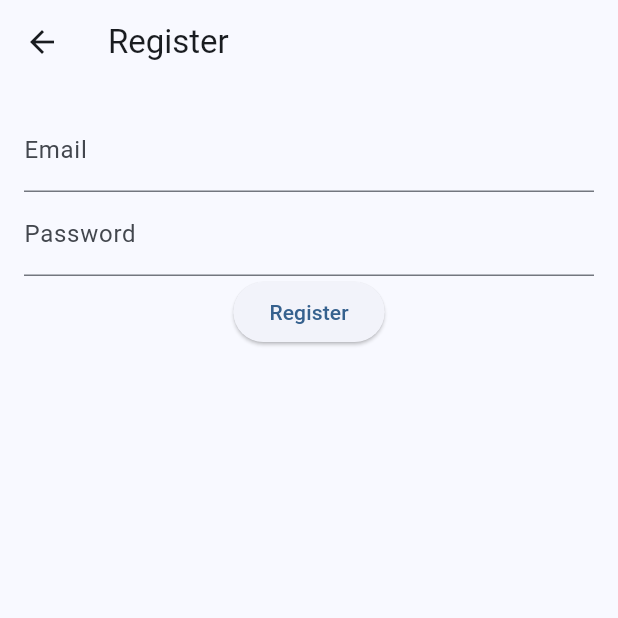
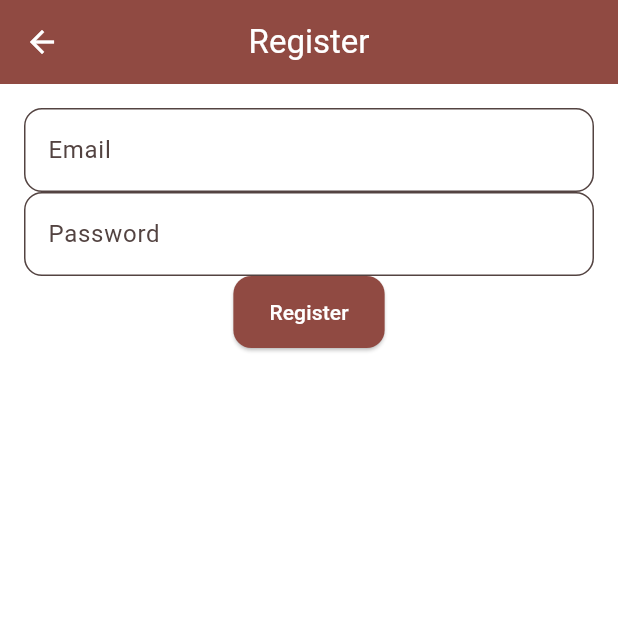
Before and after one commit to Arafian01/Cashierly, a Flutter app: the screen it shows after launch, after a tap on "Register", on a phone screen of 412 x 824 dp, the top half of it. Run offline on Flutter 3.47's test engine with Material 3 defaults, Android fonts, the phone set to English and light mode, and no system bars; our stand-ins replace cloud_firestore, firebase_auth, firebase_core; accounts and stored records are empty; statements that could not run were skipped.

Commit message:
Update main.dart

```diff
--- a/lib/main.dart
+++ b/lib/main.dart
@@ -1,30 +1,40 @@
 import 'package:firebase_core/firebase_core.dart';
+import 'package:cloud_firestore/cloud_firestore.dart';
 import 'package:flutter/material.dart';
 import 'package:provider/provider.dart';
 import 'providers/auth_provider.dart';
 import 'providers/kategori_provider.dart';
 import 'providers/barang_provider.dart';
+import 'providers/transaksi_provider.dart';
+import 'firebase_options.dart';
+
 import 'screens/splash_screen.dart';
 
 void main() async {
   WidgetsFlutterBinding.ensureInitialized();
+
+  // Initialize Firebase
   await Firebase.initializeApp(
-    options: const FirebaseOptions(
-      apiKey: "AIzaSyBuomVDqWWqMDm0h3GGZI5vZuWIbSvSn90",
-      authDomain: "inventory-app-f8ff6.firebaseapp.com",
-      projectId: "inventory-app-f8ff6",
-      storageBucket: "inventory-app-f8ff6.firebasestorage.app",
-      messagingSenderId: "594527888713",
-      appId: "1:594527888713:web:4abaaf662abffeb9086698",
-      measurementId: "G-WS5HEG6QKV",
-    ),
+    options: DefaultFirebaseOptions.currentPlatform,
   );
+
+  // Configure Firestore settings
+  try {
+    FirebaseFirestore.instance.settings = const Settings(
+      persistenceEnabled: true,
+      cacheSizeBytes: Settings.CACHE_SIZE_UNLIMITED,
+    );
+  } catch (e) {
+    // Firestore settings can only be set once, ignore subsequent calls
+    debugPrint('Firestore settings already configured: $e');
+  }
   runApp(
     MultiProvider(
       providers: [
         ChangeNotifierProvider(create: (_) => AuthProvider()),
         ChangeNotifierProvider(create: (_) => KategoriProvider()),
         ChangeNotifierProvider(create: (_) => BarangProvider()),
+        ChangeNotifierProvider(create: (_) => TransaksiProvider()),
       ],
       child: const MyApp(),
     ),
@@ -36,9 +46,59 @@ class MyApp extends StatelessWidget {
 
   @override
   Widget build(BuildContext context) {
+    final colorScheme = ColorScheme.fromSeed(
+      seedColor: Colors.red,
+      brightness: Brightness.light,
+    ).copyWith(
+      surface: Colors.white,
+    );
+
     return MaterialApp(
       title: 'Inventory App',
-      theme: ThemeData.from(colorScheme: ColorScheme.fromSeed(seedColor: Colors.blue), useMaterial3: true),
+      theme: ThemeData(
+        useMaterial3: true,
+        colorScheme: colorScheme,
+        scaffoldBackgroundColor: Colors.white,
+        appBarTheme: AppBarTheme(
+          backgroundColor: colorScheme.primary,
+          foregroundColor: colorScheme.onPrimary,
+          elevation: 0,
+          centerTitle: true,
+        ),
+        elevatedButtonTheme: ElevatedButtonThemeData(
+          style: ElevatedButton.styleFrom(
+            backgroundColor: colorScheme.primary,
+            foregroundColor: colorScheme.onPrimary,
+            padding: const EdgeInsets.symmetric(horizontal: 24, vertical: 14),
+            shape: RoundedRectangleBorder(borderRadius: BorderRadius.circular(12)),
+          ),
+        ),
+        textButtonTheme: TextButtonThemeData(
+          style: TextButton.styleFrom(
+            foregroundColor: colorScheme.primary,
+            textStyle: const TextStyle(fontWeight: FontWeight.w600),
+          ),
+        ),
+        inputDecorationTheme: InputDecorationTheme(
+          filled: true,
+          fillColor: colorScheme.surface.withOpacity(0.6),
+          border: OutlineInputBorder(
+            borderRadius: BorderRadius.circular(12),
+            borderSide: BorderSide(color: colorScheme.primary.withOpacity(0.2)),
+          ),
+          focusedBorder: OutlineInputBorder(
+            borderRadius: BorderRadius.circular(12),
+            borderSide: BorderSide(color: colorScheme.primary, width: 1.6),
+          ),
+        ),
+        cardTheme: CardTheme(
+          color: colorScheme.surface,
+          elevation: 4,
+          shadowColor: colorScheme.primary.withOpacity(0.15),
+          shape: RoundedRectangleBorder(borderRadius: BorderRadius.circular(16)),
+          margin: const EdgeInsets.symmetric(vertical: 8, horizontal: 12),
+        ),
+      ),
       home: const SplashScreen(),
     );
   }
```
